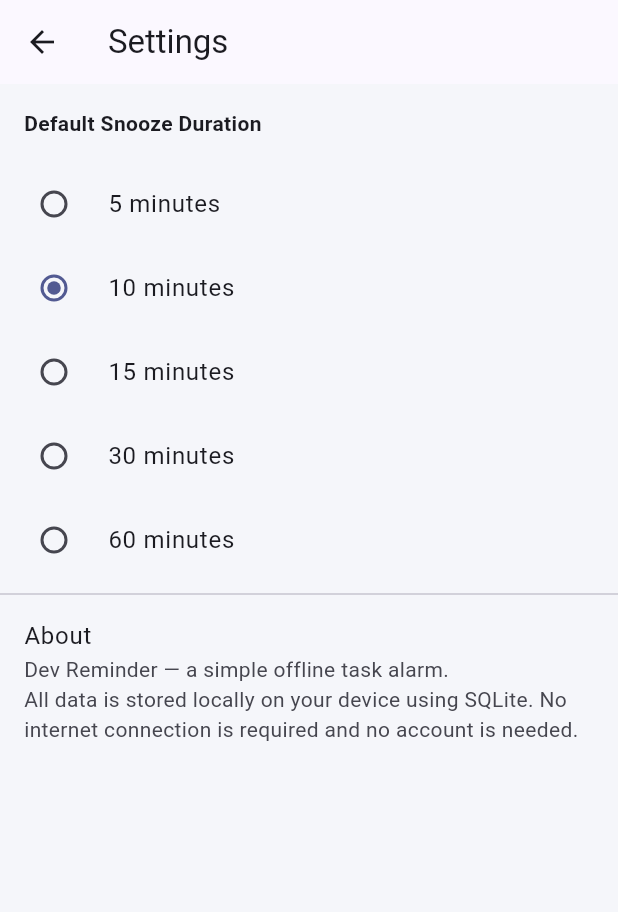
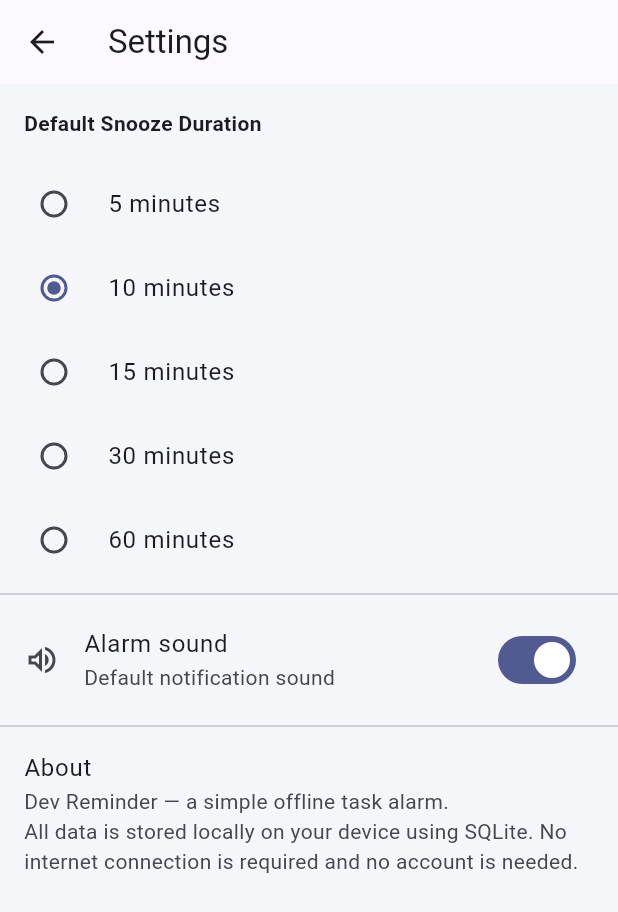
Before and after one commit to AmanDubal/Dev_Reminder, a Flutter app: the screen it shows after launch, after a tap on the "settings" icon, on a phone screen of 412 x 824 dp. Shown: the top 912 px of the screen. Run offline on Flutter 3.47's test engine with Material 3 defaults, Android fonts, the phone set to English and light mode, and no system bars; our stand-ins replace flutter_local_notifications, flutter_timezone, shared_preferences, sqflite, table_calendar, timezone; accounts and stored records are empty.

Commit message:
Major App update

```diff
--- a/lib/screens/settings_screen.dart
+++ b/lib/screens/settings_screen.dart
@@ -9,6 +9,7 @@ class SettingsScreen extends StatefulWidget {
 
 class _SettingsScreenState extends State<SettingsScreen> {
   int _defaultSnooze = 10;
+  bool _alarmSoundEnabled = true;
   final List<int> _options = [5, 10, 15, 30, 60];
 
   @override
@@ -20,13 +21,22 @@ class _SettingsScreenState extends State<SettingsScreen> {
   Future<void> _loadSettings() async {
     final prefs = await SharedPreferences.getInstance();
     if (!mounted) return;
-    setState(() => _defaultSnooze = prefs.getInt('default_snooze') ?? 10);
+    setState(() {
+      _defaultSnooze = prefs.getInt('default_snooze') ?? 10;
+      _alarmSoundEnabled = prefs.getBool('alarm_sound_enabled') ?? true;
+    });
   }
 
   Future<void> _updateSnooze(int value) async {
     final prefs = await SharedPreferences.getInstance();
     await prefs.setInt('default_snooze', value);
     setState(() => _defaultSnooze = value);
+  }
+
+  Future<void> _updateAlarmSound(bool value) async {
+    final prefs = await SharedPreferences.getInstance();
+    await prefs.setBool('alarm_sound_enabled', value);
+    if (mounted) setState(() => _alarmSoundEnabled = value);
   }
 
   @override
@@ -46,6 +56,14 @@ class _SettingsScreenState extends State<SettingsScreen> {
                 onChanged: (value) => _updateSnooze(value!),
               )),
           const Divider(),
+          SwitchListTile(
+            secondary: const Icon(Icons.volume_up_outlined),
+            title: const Text('Alarm sound'),
+            subtitle: Text(_alarmSoundEnabled ? 'Default notification sound' : 'Silent'),
+            value: _alarmSoundEnabled,
+            onChanged: _updateAlarmSound,
+          ),
+          const Divider(),
           const ListTile(
             title: Text('About'),
             subtitle: Text(
--- a/lib/services/notification_service.dart
+++ b/lib/services/notification_service.dart
@@ -1,5 +1,6 @@
 import 'package:flutter_local_notifications/flutter_local_notifications.dart';
 import 'package:flutter/foundation.dart';
+import 'package:shared_preferences/shared_preferences.dart';
 import 'package:flutter_timezone/flutter_timezone.dart';
 import 'package:timezone/data/latest_all.dart' as tzdata;
 import 'package:timezone/timezone.dart' as tz;
@@ -19,8 +20,11 @@ class NotificationService {
   static const String _channelId = 'dev_reminder_channel';
 
   final ValueNotifier<String?> pendingTaskId = ValueNotifier(null);
+  bool _soundEnabled = true;
 
   Future<void> init() async {
+    final prefs = await SharedPreferences.getInstance();
+    _soundEnabled = prefs.getBool('alarm_sound_enabled') ?? true;
     tzdata.initializeTimeZones();
     try {
       final String currentTimeZone = await FlutterTimezone.getLocalTimezone();
@@ -49,7 +53,7 @@ class NotificationService {
       'Dev Reminder Alerts',
       description: 'Task reminder alarms',
       importance: Importance.max,
-      playSound: true,
+      playSound: _soundEnabled,
     );
 
     await _plugin
@@ -78,6 +82,7 @@ class NotificationService {
       channelDescription: 'Task reminder alarms',
       importance: Importance.max,
       priority: Priority.high,
+      playSound: _soundEnabled,
       fullScreenIntent: true,
       category: AndroidNotificationCategory.alarm,
       actions: [
@@ -167,11 +172,7 @@ class NotificationService {
       await NotificationService.instance
           .snoozeNotification(updated, updated.snoozeDuration);
     } else if (response.actionId == turnOffActionId) {
-      final updated = task.copyWith(
-        status: 'completed',
-        updatedAt: DateTime.now().toIso8601String(),
-      );
-      await db.updateTask(updated);
+      await db.deleteTask(task.id);
       await NotificationService.instance.cancelNotification(task.notificationId);
     }
   }
```
Also changed, not shown: lib/screens/alarm_screen.dart (+19 -13 lines), 2 other files.
